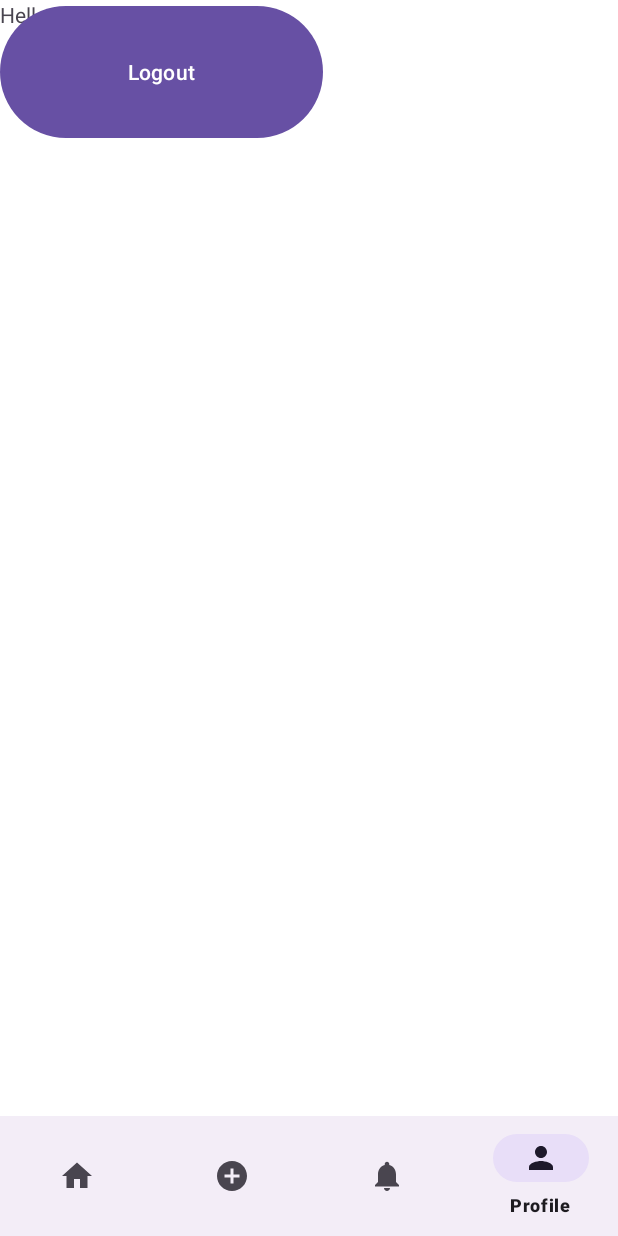
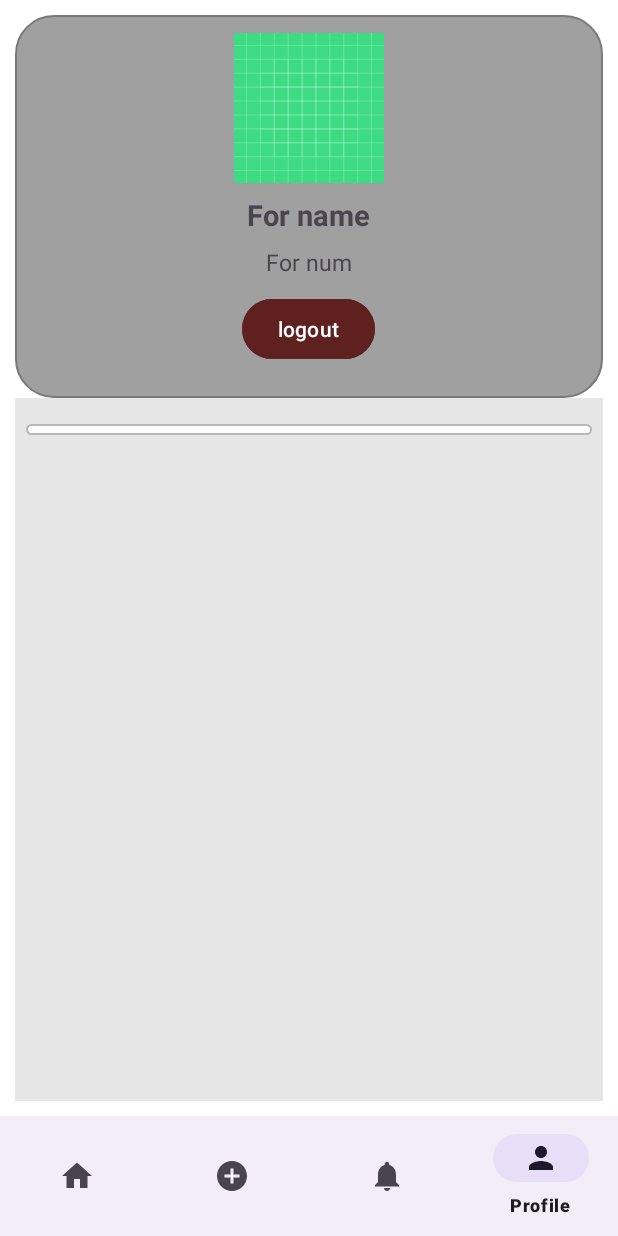
Before and after one commit to RaviRash2k/liqour-app, an Android app: the HomeFragment screen opened directly, with no data from a screen before it, item 4 of the bottom bar chosen, on a phone screen of 412 x 824 dp. Run offline under Robolectric (Android 15) with nearby library versions, the phone set to English and light mode, and no system bars; our stand-ins replace Firebase (no records; nobody signed in at launch, a user with empty details on screens opened directly).

Commit message:
user profile

```diff
--- a/app/src/main/java/com/example/testingmad/adminFragments/AccountFragment.java
+++ b/app/src/main/java/com/example/testingmad/adminFragments/AccountFragment.java
@@ -1,29 +1,66 @@
 package com.example.testingmad.adminFragments;
 
+import android.content.Context;
 import android.content.Intent;
 import android.content.SharedPreferences;
 import android.os.Bundle;
 
+import androidx.annotation.NonNull;
+import androidx.annotation.Nullable;
 import androidx.fragment.app.Fragment;
+import androidx.recyclerview.widget.LinearLayoutManager;
+import androidx.recyclerview.widget.RecyclerView;
 
 import android.view.LayoutInflater;
 import android.view.View;
 import android.view.ViewGroup;
+import android.widget.ArrayAdapter;
 import android.widget.Button;
+import android.widget.EditText;
+import android.widget.ImageView;
+import android.widget.ListView;
+import android.widget.TextView;
 
 import com.example.testingmad.MainActivity;
 import com.example.testingmad.R;
-import com.example.testingmad.adminHome.AdminHome;
+import com.example.testingmad.adminHome.OthersOfHome.MainAdapter;
+import com.example.testingmad.adminHome.OthersOfHome.MainModel;
+import com.google.firebase.database.DataSnapshot;
+import com.google.firebase.database.DatabaseError;
+import com.google.firebase.database.DatabaseReference;
+import com.google.firebase.database.FirebaseDatabase;
+import com.google.firebase.database.ValueEventListener;
+
+import java.util.ArrayList;
 
 public class AccountFragment extends Fragment {
+
+    RecyclerView recyclerView;
+    DatabaseReference database;
+    MainAdapter myAdapter;
+    ArrayList<MainModel> list;
+    EditText ett;
+    SharedPreferences sharedPreferences;
+    SharedPreferences.Editor editor;
 
     Button logout;
 
     @Override
-    public View onCreateView(LayoutInflater inflater, ViewGroup container,
-                             Bundle savedInstanceState) {
-        // Inflate the layout for this fragment
+    public View onCreateView(LayoutInflater inflater, ViewGroup container, Bundle savedInstanceState) {
+
         View rootView = inflater.inflate(R.layout.fragment_account, container, false);
+
+        recyclerView = rootView.findViewById(R.id.rview2);
+        database = FirebaseDatabase.getInstance().getReferenceFromUrl("https://testingmad-82201-default-rtdb.firebaseio.com/").child("Items");
+        recyclerView.setHasFixedSize(true);
+        recyclerView.setLayoutManager(new LinearLayoutManager(getContext()));
+
+        sharedPreferences = requireActivity().getSharedPreferences("CurrentUser", getContext().MODE_PRIVATE);
+        editor = sharedPreferences.edit();
+
+        list = new ArrayList<>();
+        myAdapter = new MainAdapter(getContext(),list);
+        recyclerView.setAdapter(myAdapter);
 
         logout = rootView.findViewById(R.id.logout);
 
@@ -31,8 +68,7 @@ public class AccountFragment extends Fragment {
             @Override
             public void onClick(View v) {
 
-                SharedPreferences sharedPreferences = requireActivity().getSharedPreferences("CurrentUser", getContext().MODE_PRIVATE);
-                SharedPreferences.Editor editor = sharedPreferences.edit();
+
                 editor.clear();
                 editor.apply();
 
@@ -41,6 +77,46 @@ public class AccountFragment extends Fragment {
             }
         });
 
+        database.addValueEventListener(new ValueEventListener() {
+            @Override
+            public void onDataChange(@NonNull DataSnapshot snapshot) {
+
+                list.clear();
+
+
+                String x = sharedPreferences.getString("userEmail", "");
+                System.out.println(x);
+
+                for(DataSnapshot itemSnapshot : snapshot.getChildren()) {
+
+                    String type = itemSnapshot.child("User").getValue(String.class);
+
+                    if (type.equals(x)) {
+
+                        String on1 = itemSnapshot.child("itemName").getValue(String.class);
+                        String on2 = itemSnapshot.child("itemPrice").getValue(String.class);
+                        String on3 = itemSnapshot.child("itemImage").getValue(String.class);
+
+                        MainModel mainModel = new MainModel();
+
+                        mainModel.setItemName(on1);
+                        mainModel.setItemPrice(on2);
+                        mainModel.setItmImage(on3);
+
+                        list.add(mainModel);
+                    }
+                }
+                myAdapter.notifyDataSetChanged();
+            }
+
+
+            @Override
+            public void onCancelled(@NonNull DatabaseError error) {
+
+                System.out.println("error");
+            }
+        });
+
         return rootView;
     }
 }
--- a/app/src/main/java/com/example/testingmad/adminFragments/HomeFragment.java
+++ b/app/src/main/java/com/example/testingmad/adminFragments/HomeFragment.java
@@ -52,8 +52,6 @@ public class HomeFragment extends Fragment {
         myAdapter = new MainAdapter(getContext(),list);
         recyclerView.setAdapter(myAdapter);
 
-        ett = rootView.findViewById(R.id.search);
-
 
         database.addValueEventListener(new ValueEventListener() {
             @Override
--- /dev/null
+++ b/app/src/main/res/drawable/pro_pic.xml
@@ -0,0 +1,4 @@
+<shape xmlns:android="http://schemas.android.com/apk/res/android"
+        android:shape="oval">
+        <solid android:color="@color/black" />
+    </shape>
--- /dev/null
+++ b/app/src/main/res/drawable/profile_background.xml
@@ -0,0 +1,8 @@
+<shape xmlns:android="http://schemas.android.com/apk/res/android"
+    android:shape="rectangle">
+    <solid android:color="#A0A0A0" />
+    <corners android:radius="25dp" />
+    <stroke
+        android:width="1dp"
+        android:color="#797979" />
+</shape>
--- a/app/src/main/res/layout/fragment_account.xml
+++ b/app/src/main/res/layout/fragment_account.xml
@@ -1,21 +1,98 @@
 <?xml version="1.0" encoding="utf-8"?>
-<FrameLayout xmlns:android="http://schemas.android.com/apk/res/android"
+<LinearLayout xmlns:android="http://schemas.android.com/apk/res/android"
     xmlns:tools="http://schemas.android.com/tools"
     android:layout_width="match_parent"
     android:layout_height="match_parent"
+    android:orientation="vertical"
+    android:padding="10dp"
     tools:context=".adminFragments.AccountFragment">
 
-    <!-- TODO: Update blank fragment layout -->
+    <LinearLayout
+        android:layout_width="match_parent"
+        android:layout_height="wrap_content"
+        android:orientation="vertical"
+        android:paddingVertical="12dp"
+        android:background="@drawable/profile_background">
 
-    <TextView
+        <ImageView
+            android:id="@+id/proPic"
+            android:layout_width="100dp"
+            android:layout_height="100dp"
+            android:src="@drawable/ic_launcher_background"
+            android:layout_gravity="center_horizontal"
+            android:background="@drawable/pro_pic"
+            android:scaleType="centerCrop"
+            />
+
+        <TextView
+            android:id="@+id/proName"
+            android:layout_width="wrap_content"
+            android:layout_height="wrap_content"
+            android:layout_gravity="center_horizontal"
+            android:text="For name"
+            android:textStyle="bold"
+            android:layout_marginTop="8dp"
+            android:textSize="19dp"/>
+
+        <TextView
+            android:id="@+id/proNum"
+            android:layout_width="wrap_content"
+            android:layout_height="wrap_content"
+            android:layout_gravity="center_horizontal"
+            android:text="For num"
+            android:layout_marginTop="8dp"
+            android:textSize="15dp"/>
+
+        <Button
+            android:id="@+id/logout"
+            android:layout_width="wrap_content"
+            android:layout_height="wrap_content"
+            android:text="logout"
+            android:layout_marginVertical="10dp"
+            android:layout_gravity="center_horizontal"
+            android:backgroundTint="#5F2020"/>
+
+    </LinearLayout>
+
+
+    <ScrollView
         android:layout_width="match_parent"
         android:layout_height="match_parent"
-        android:text="@string/hello_blank_fragment" />
+        android:background="#E6E6E6"
+        >
 
-    <Button
-        android:id="@+id/logout"
-        android:layout_width="215dp"
-        android:layout_height="96dp"
-        android:text="Logout" />
+        <LinearLayout
+            android:layout_width="match_parent"
+            android:layout_height="match_parent"
+            android:padding="7dp"
+            android:orientation="vertical"
+            android:background="#E6E6E6">
 
-</FrameLayout>
+            <LinearLayout
+                android:layout_width="match_parent"
+                android:layout_height="match_parent"
+                android:layout_marginTop="10dp"
+                android:paddingTop="2dp"
+                android:paddingBottom="5dp"
+                android:orientation="vertical"
+                android:background="@drawable/home_backg"
+                android:paddingHorizontal="10dp">
+
+                <androidx.recyclerview.widget.RecyclerView
+                    android:id="@+id/rview2"
+                    android:layout_width="match_parent"
+                    android:layout_height="wrap_content"/>
+
+            </LinearLayout>
+
+        </LinearLayout>
+
+    </ScrollView>
+
+
+
+
+
+
+
+</LinearLayout>
--- a/app/src/main/res/layout/fragment_home.xml
+++ b/app/src/main/res/layout/fragment_home.xml
@@ -4,9 +4,24 @@
     android:layout_width="match_parent"
     android:layout_height="match_parent"
     android:background="#E6E6E6"
+    android:orientation="vertical"
     tools:context=".adminFragments.HomeFragment">
 
     <!-- TODO: Update blank fragment layout -->
+
+    <EditText
+        android:id="@+id/search"
+        android:layout_width="match_parent"
+        android:layout_height="50dp"
+        android:hint="Search items"
+        android:background="@drawable/search_bacckg"
+        android:queryBackground="@android:color/transparent"
+        android:layout_marginTop="30dp"
+        android:layout_marginBottom="1dp"
+        android:layout_marginHorizontal="10dp"
+        android:inputType="text"
+        android:textSize="16sp"
+        android:paddingStart="35dp"/>
 
     <ScrollView
         android:layout_width="match_parent"
@@ -17,28 +32,15 @@
         <LinearLayout
             android:layout_width="match_parent"
             android:layout_height="match_parent"
-            android:padding="10dp"
+            android:padding="7dp"
             android:orientation="vertical"
             android:background="#E6E6E6">
-
-            <EditText
-                android:id="@+id/search"
-                android:layout_width="match_parent"
-                android:layout_height="65dp"
-                android:hint="Search items"
-                android:background="@drawable/search_bacckg"
-                android:queryBackground="@android:color/transparent"
-                android:layout_marginTop="10dp"
-                android:layout_marginBottom="1dp"
-                android:inputType="text"
-                android:textSize="16sp"
-                android:paddingStart="35dp"/>
 
             <LinearLayout
                 android:layout_width="match_parent"
                 android:layout_height="match_parent"
                 android:layout_marginTop="10dp"
-                android:paddingTop="5dp"
+                android:paddingTop="2dp"
                 android:paddingBottom="5dp"
                 android:orientation="vertical"
                 android:background="@drawable/home_backg"
```
